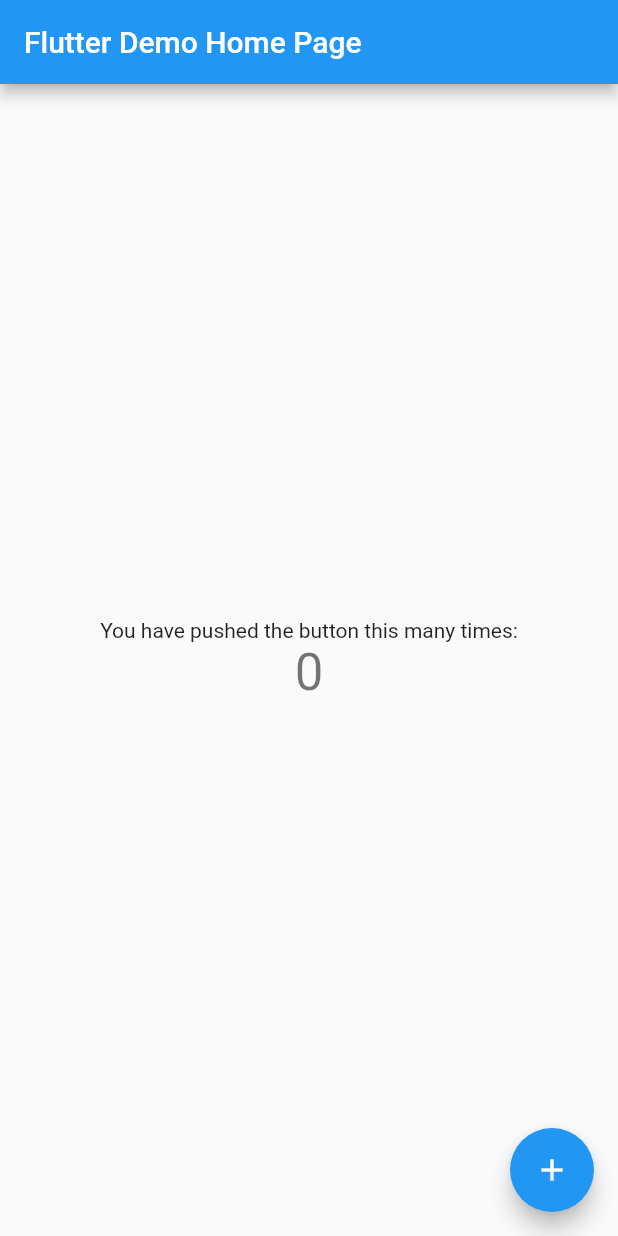
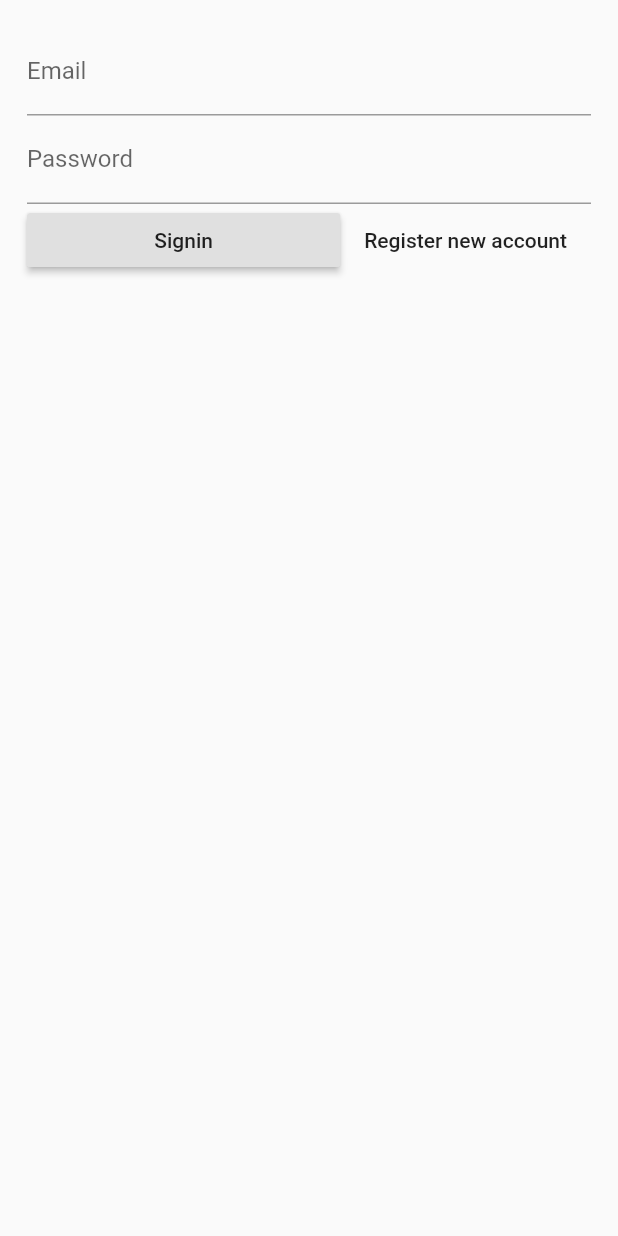
Before and after one commit to warin001234567/Project_Mobile, a Flutter app: the screen it shows after launch, on a phone screen of 412 x 824 dp. Run offline on Flutter 3.47's test engine with Material 2 defaults, Android fonts, the phone set to English and light mode, and no system bars; our stand-ins replace firebase_auth; accounts and stored records are empty.

Commit message:
register

```diff
--- a/lib/main.dart
+++ b/lib/main.dart
@@ -1,4 +1,6 @@
 import 'package:flutter/material.dart';
+import './ui/login_page.dart';
+import './ui/register_page.dart';
 
 void main() => runApp(MyApp());
 
@@ -8,104 +10,15 @@
   Widget build(BuildContext context) {
     return MaterialApp(
       title: 'Flutter Demo',
+      debugShowCheckedModeBanner: false, //show bar debug
       theme: ThemeData(
-        // This is the theme of your application.
-        //
-        // Try running your application with "flutter run". You'll see the
-        // application has a blue toolbar. Then, without quitting the app, try
-        // changing the primarySwatch below to Colors.green and then invoke
-        // "hot reload" (press "r" in the console where you ran "flutter run",
-        // or simply save your changes to "hot reload" in a Flutter IDE).
-        // Notice that the counter didn't reset back to zero; the application
-        // is not restarted.
         primarySwatch: Colors.blue,
       ),
-      home: MyHomePage(title: 'Flutter Demo Home Page'),
+      // home: MyHomePage(),
+      routes:{
+       "/" :(context) => LoginScreen(),
+       "/register": (context) => RegisterScreen(),
+        },
     );
   }
 }
-
-class MyHomePage extends StatefulWidget {
-  MyHomePage({Key key, this.title}) : super(key: key);
-
-  // This widget is the home page of your application. It is stateful, meaning
-  // that it has a State object (defined below) that contains fields that affect
-  // how it looks.
-
-  // This class is the configuration for the state. It holds the values (in this
-  // case the title) provided by the parent (in this case the App widget) and
-  // used by the build method of the State. Fields in a Widget subclass are
-  // always marked "final".
-
-  final String title;
-
-  @override
-  _MyHomePageState createState() => _MyHomePageState();
-}
-
-class _MyHomePageState extends State<MyHomePage> {
-  int _counter = 0;
-
-  void _incrementCounter() {
-    setState(() {
-      // This call to setState tells the Flutter framework that something has
-      // changed in this State, which causes it to rerun the build method below
-      // so that the display can reflect the updated values. If we changed
-      // _counter without calling setState(), then the build method would not be
-      // called again, and so nothing would appear to happen.
-      _counter++;
-    });
-  }
-
-  @override
-  Widget build(BuildContext context) {
-    // This method is rerun every time setState is called, for instance as done
-    // by the _incrementCounter method above.
-    //
-    // The Flutter framework has been optimized to make rerunning build methods
-    // fast, so that you can just rebuild anything that needs updating rather
-    // than having to individually change instances of widgets.
-    return Scaffold(
-      appBar: AppBar(
-        // Here we take the value from the MyHomePage object that was created by
-        // the App.build method, and use it to set our appbar title.
-        title: Text(widget.title),
-      ),
-      body: Center(
-        // Center is a layout widget. It takes a single child and positions it
-        // in the middle of the parent.
-        child: Column(
-          // Column is also layout widget. It takes a list of children and
-          // arranges them vertically. By default, it sizes itself to fit its
-          // children horizontally, and tries to be as tall as its parent.
-          //
-          // Invoke "debug painting" (press "p" in the console, choose the
-          // "Toggle Debug Paint" action from the Flutter Inspector in Android
-          // Studio, or the "Toggle Debug Paint" command in Visual Studio Code)
-          // to see the wireframe for each widget.
-          //
-          // Column has various properties to control how it sizes itself and
-          // how it positions its children. Here we use mainAxisAlignment to
-          // center the children vertically; the main axis here is the vertical
-          // axis because Columns are vertical (the cross axis would be
-          // horizontal).
-          mainAxisAlignment: MainAxisAlignment.center,
-          children: <Widget>[
-            Text(
-              'You have pushed the button this many times:',
-            ),
-            Text(
-              '$_counter',
-              style: Theme.of(context).textTheme.display1,
-            ),
-          ],
-        ),
-      ),
-      floatingActionButton: FloatingActionButton(
-        onPressed: _incrementCounter,
-        tooltip: 'Increment',
-        child: Icon(Icons.add),
-      ), // This trailing comma makes auto-formatting nicer for build methods.
-    );
-  }
-}
--- /dev/null
+++ b/lib/ui/login_page.dart
@@ -0,0 +1,67 @@
+import 'package:flutter/material.dart';
+import 'package:firebase_auth/firebase_auth.dart';
+class LoginScreen extends StatefulWidget {
+  @override
+  _LoginScreenState createState() => _LoginScreenState();
+}
+
+class _LoginScreenState extends State<LoginScreen> {
+  final _formkey =GlobalKey<FormState>();
+  FirebaseAuth _auth =FirebaseAuth.instance;
+  @override
+  Widget build(BuildContext context) {
+    return Scaffold(
+      body: Padding(
+        padding: EdgeInsets.all(18),
+        child: Form(
+          child: Column(
+            children: <Widget>[
+              TextFormField(
+                decoration: InputDecoration(labelText: "Email"),
+                keyboardType: TextInputType.emailAddress,
+                validator: (value){
+                  if(value.isEmpty) return "Email is required";
+                }
+              ),
+              TextFormField(
+                decoration:InputDecoration(labelText: "Password"),
+                obscureText: true,
+                validator: (value){
+                  if(value.isEmpty) return "Password is required";
+                }
+              ),
+              Row(
+                children: <Widget>[
+                  Expanded(
+                    flex: 1,
+                    child: RaisedButton(
+                      child: Text("Signin"),
+                      onPressed: (){
+                        _auth.signInWithEmailAndPassword(
+                          email: "60070089@kmitl.ac.th",
+                          password: "1234567890",
+                        ).then((FirebaseUser user){
+                          if(user.isEmailVerified){
+                            print("Go to home screen");
+                          }else{
+                            print("Please Check your email to verified account");
+                          }
+                        });
+                      },
+                    ),
+                  ),
+                  FlatButton(
+                    child: Text("Register new account"),
+                    onPressed: (){
+                      Navigator.pushNamed(context, "/register");
+                    },
+                  )
+                ],
+              ),
+            ],
+          ),
+        )
+      ),
+    );
+  }
+}
--- a/pubspec.yaml
+++ b/pubspec.yaml
@@ -23,6 +23,11 @@
   # The following adds the Cupertino Icons font to your application.
   # Use with the CupertinoIcons class for iOS style icons.
   cupertino_icons: ^0.1.2
+  sqflite: ^0.12.2+1
+  image_picker: ^0.4.10
+  firebase_core: ^0.2.5 #add dependency
+  firebase_auth: ^0.6.5
+  datetime_picker_formfield: ^0.1.4
 
 dev_dependencies:
   flutter_test:
```
Also changed, not shown: lib/ui/register_page.dart (added, +84 -0 lines), pubspec.lock, 6 other files.
